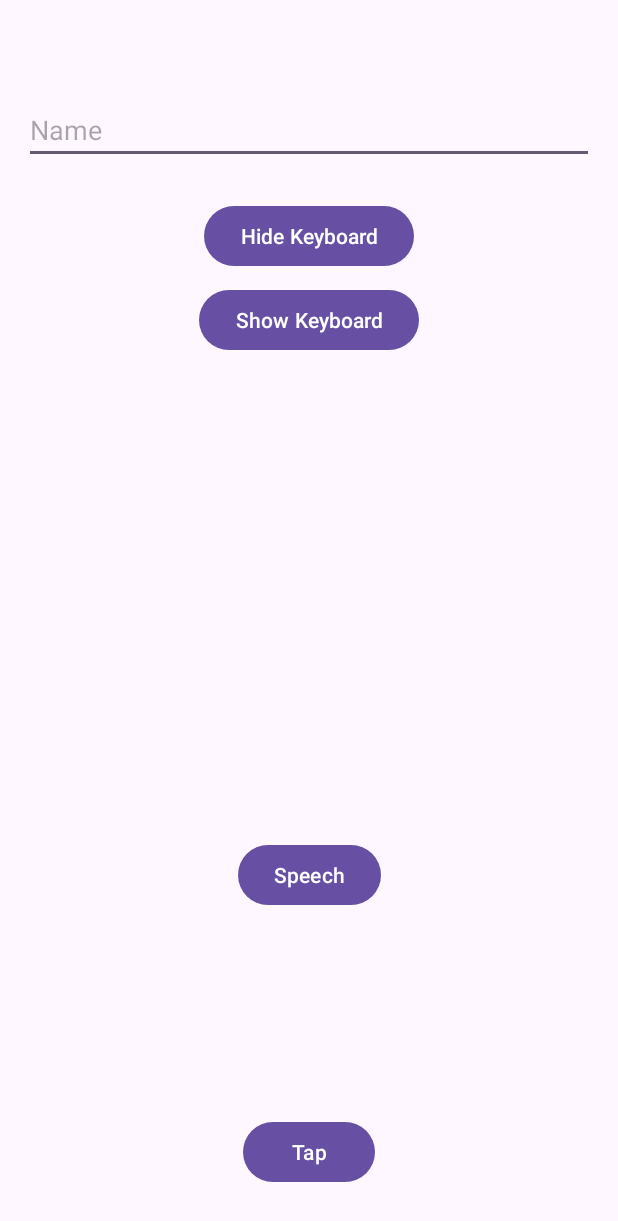
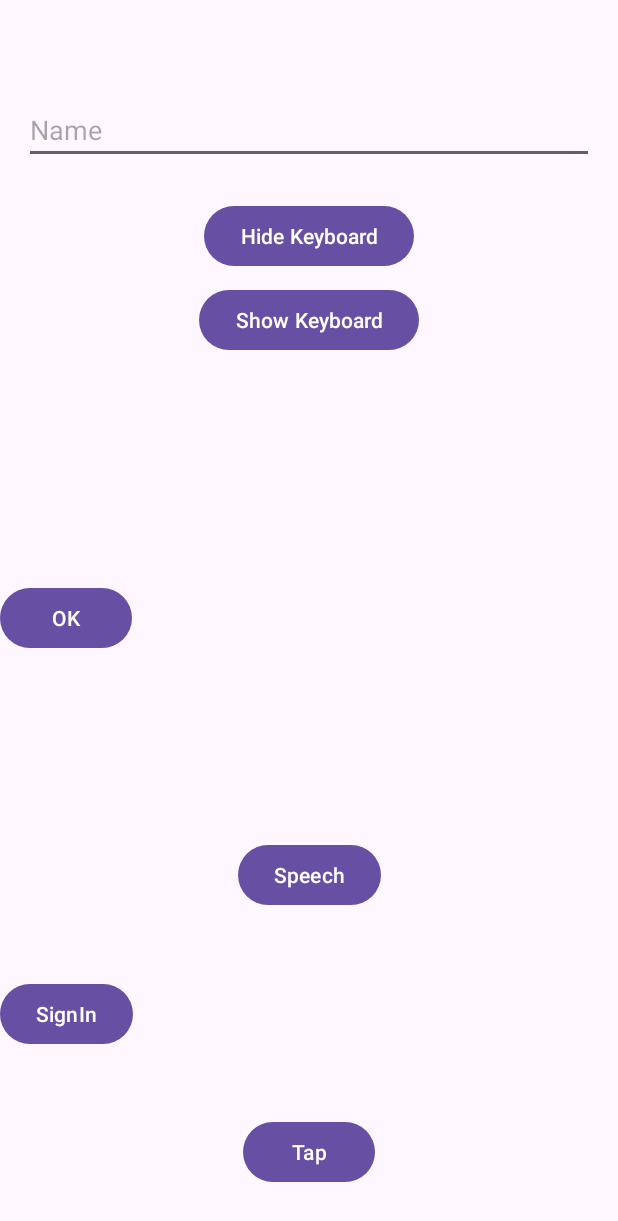
Before and after one commit to MalanDev/expert-assigment, an Android app: the screen it shows after launch (EventHandlinActivity), on a phone screen of 412 x 824 dp. Shown: the top 1221 px of the screen. Run offline under Robolectric (Android 15) with nearby library versions, the phone set to English and light mode, and no system bars.

Commit message:
Add Sign In screen done

```diff
--- a/app/src/main/java/com/malandev/testapp/EventHandlinActivity.kt
+++ b/app/src/main/java/com/malandev/testapp/EventHandlinActivity.kt
@@ -35,6 +35,8 @@ class EventHandlinActivity : AppCompatActivity() {
 
     private lateinit var hideButton: Button
     private lateinit var showButton: Button
+    private lateinit var yesButton: Button
+    private lateinit var signInButton: Button
 
     private var count = 1
 
@@ -68,6 +70,8 @@ class EventHandlinActivity : AppCompatActivity() {
       speechButton = findViewById(R.id.btnSpeech)
       hideButton = findViewById(R.id.btnHide)
       showButton = findViewById(R.id.btnShow)
+      yesButton = findViewById(R.id.btnYes)
+      signInButton = findViewById(R.id.btnSignIn)
 
   }
 
@@ -118,6 +122,15 @@ class EventHandlinActivity : AppCompatActivity() {
             showKeyboard()
         }
 
+        yesButton.setOnClickListener {
+            answerMe(Answer.NO)
+        }
+
+        signInButton.setOnClickListener {
+            val intent = Intent(this, SignInScreen2::class.java)
+            startActivity(intent)
+        }
+
 
     }
 
@@ -165,9 +178,42 @@ class EventHandlinActivity : AppCompatActivity() {
         view?.let { v ->
             val imm = getSystemService(Context.INPUT_METHOD_SERVICE) as InputMethodManager
             imm.showSoftInput(v, InputMethodManager.SHOW_IMPLICIT)
+
+            Toast.makeText(this,"Show Keyboard!",Toast.LENGTH_SHORT)
         }
 
 
     }
 
+
+    private fun nullabilityHandling(){
+        var name: String = ""
+        var name2: String? = ""
+
+
+        //name = null
+        name2 = null
+
+        name = name2!!
+
+        name = name2?.toString() ?: "Default Value"
+
+
+
+    }
+
+
+    private fun answerMe(answer: Answer){
+        if(answer == Answer.YES){
+            Toast.makeText(this,"She said Yes!",Toast.LENGTH_SHORT).show()
+        }else if (answer == Answer.NO){
+            Toast.makeText(this,"She said No!",Toast.LENGTH_SHORT).show()
+        }else{
+            Toast.makeText(this,"May Be!",Toast.LENGTH_SHORT).show()
+        }
+    }
+
+
+    enum class Answer {NO, YES, MAYBE }
+
 }
--- a/app/src/main/res/layout/activity_event_handlin.xml
+++ b/app/src/main/res/layout/activity_event_handlin.xml
@@ -87,4 +87,22 @@
         app:layout_constraintEnd_toEndOf="parent"
         app:layout_constraintStart_toStartOf="parent"
         app:layout_constraintTop_toBottomOf="@+id/btnHide" />
+
+    <Button
+        android:id="@+id/btnYes"
+        android:layout_width="wrap_content"
+        android:layout_height="wrap_content"
+        android:text="@android:string/yes"
+        app:layout_constraintBottom_toBottomOf="parent"
+        app:layout_constraintStart_toStartOf="parent"
+        app:layout_constraintTop_toTopOf="parent" />
+
+    <Button
+        android:id="@+id/btnSignIn"
+        android:layout_width="wrap_content"
+        android:layout_height="wrap_content"
+        android:text="SignIn"
+        app:layout_constraintBottom_toTopOf="@+id/btnTap"
+        app:layout_constraintTop_toBottomOf="@+id/btnSpeech"
+        tools:layout_editor_absoluteX="167dp" />
 </androidx.constraintlayout.widget.ConstraintLayout>
--- a/app/src/main/res/values/strings.xml
+++ b/app/src/main/res/values/strings.xml
@@ -47,4 +47,6 @@
     <string name="name">Name</string>
     <string name="speech">Speech</string>
     <string name="hide_keyboard">Hide Keyboard</string>
+    <string name="user_name">User Name</string>
+    <string name="password">Password</string>
 </resources>
```
Also changed, not shown: app/src/main/AndroidManifest.xml (+5 -4 lines), app/src/main/java/com/malandev/testapp/SignInScreen2.kt (added, +51 -0 lines), app/src/main/res/layout/activity_sign_in_screen2.xml (added, +61 -0 lines).
